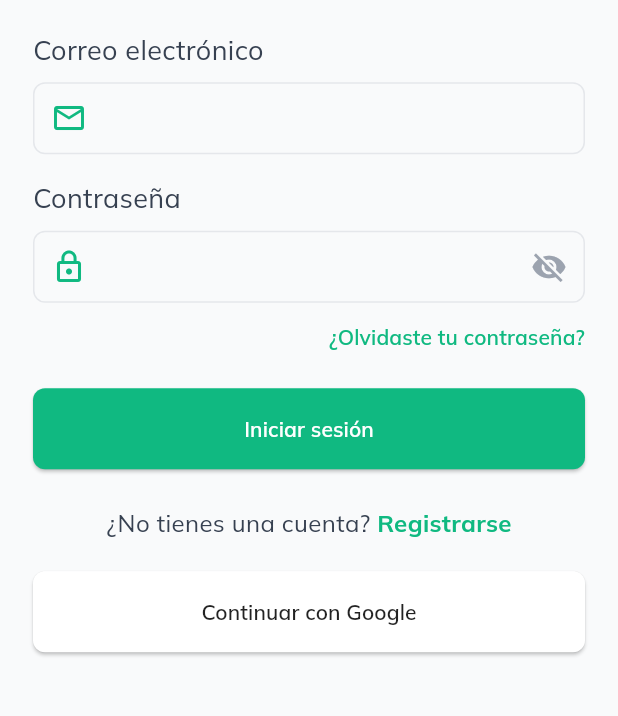
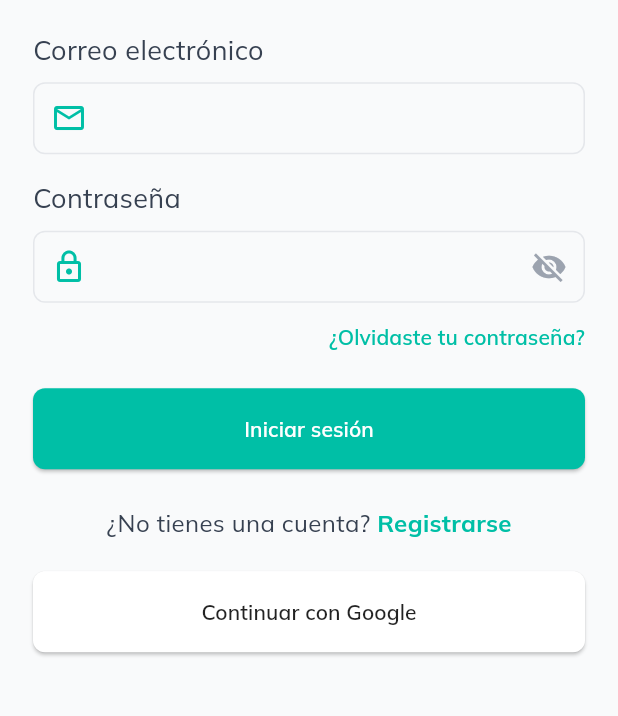
Before and after one commit to FelipeMolina50/CampJu, a Flutter app: the screen it shows after launch, on a phone screen of 412 x 824 dp, the part 463-1179 px from its top. Run offline on Flutter 3.47's test engine with Material 3 defaults, Android fonts, the phone set to English and light mode, and no system bars; our stand-ins replace cloud_firestore, firebase_auth, firebase_core, firebase_messaging, firebase_storage, flutter_local_notifications and 3 more; missing offline and left inert: mailer; accounts and stored records are empty.

Commit message:
feat: update primary brand colors and restrict bosque creation to one per coordinator

```diff
--- a/lib/core/constants/app_colors.dart
+++ b/lib/core/constants/app_colors.dart
@@ -2,8 +2,8 @@ import 'package:flutter/material.dart';
 
 class AppColors {
   // PRINCIPAL
-  static const Color primary = Color(0xFF10B981);
-  static const Color primaryDark = Color(0xFF059669); // Hover
+  static const Color primary = Color(0xFF00BFA6); // Emerald Green (used in Cursos)
+  static const Color primaryDark = Color(0xFF009C88); // Hover (Darker Emerald)
 
   // ACENTOS
   static const Color accentYellow = Color(0xFFFBBF24);
```
Also changed, not shown: lib/services/bosque_service.dart (+4 -4 lines).
